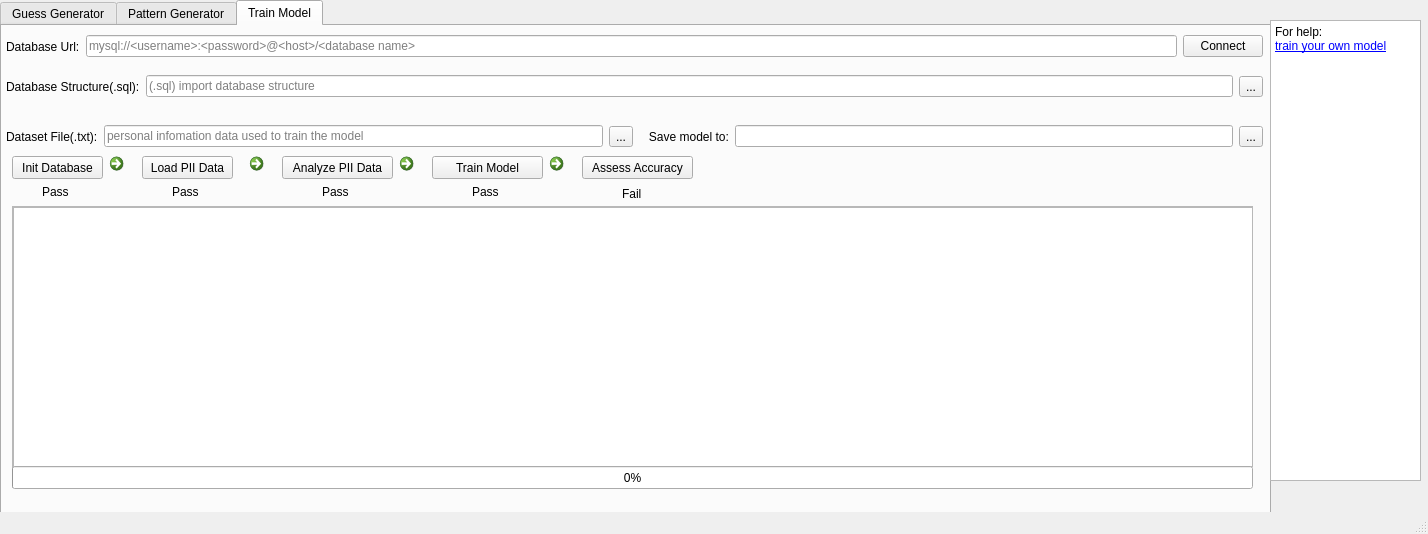
PadishahIII/RFGuess, file ui/test.ui: the form before one commit.
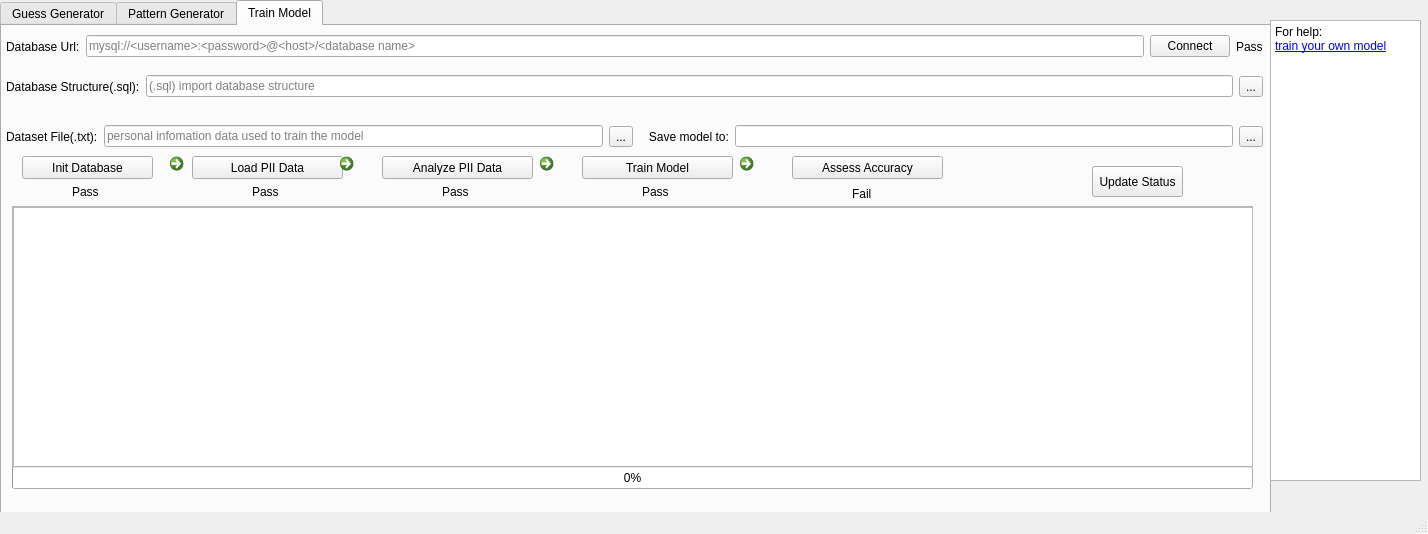
The form after the commit.

The edit to the form file:
```diff
--- a/ui/test.ui
+++ b/ui/test.ui
@@ -550,6 +550,13 @@
          </property>
         </widget>
        </item>
+       <item>
+        <widget class="QLabel" name="connectDatabaseLabel">
+         <property name="text">
+          <string>Pass</string>
+         </property>
+        </widget>
+       </item>
       </layout>
      </widget>
      <widget class="QWidget" name="verticalLayoutWidget_4">
@@ -660,9 +667,9 @@
      <widget class="QPushButton" name="initDatabaseBtn">
       <property name="geometry">
        <rect>
-        <x>10</x>
+        <x>20</x>
         <y>130</y>
-        <width>91</width>
+        <width>131</width>
         <height>23</height>
        </rect>
       </property>
@@ -673,9 +680,9 @@
      <widget class="QPushButton" name="loadPIIDataBtn">
       <property name="geometry">
        <rect>
-        <x>140</x>
+        <x>190</x>
         <y>130</y>
-        <width>91</width>
+        <width>151</width>
         <height>23</height>
        </rect>
       </property>
@@ -686,9 +693,9 @@
      <widget class="QPushButton" name="analyzePIIBtn">
       <property name="geometry">
        <rect>
-        <x>280</x>
+        <x>380</x>
         <y>130</y>
-        <width>111</width>
+        <width>151</width>
         <height>23</height>
        </rect>
       </property>
@@ -735,9 +742,9 @@
      <widget class="QPushButton" name="trainModelBtn">
       <property name="geometry">
        <rect>
-        <x>430</x>
+        <x>580</x>
         <y>130</y>
-        <width>111</width>
+        <width>151</width>
         <height>23</height>
        </rect>
       </property>
@@ -748,9 +755,9 @@
      <widget class="QPushButton" name="assessBtn">
       <property name="geometry">
        <rect>
-        <x>580</x>
+        <x>790</x>
         <y>130</y>
-        <width>111</width>
+        <width>151</width>
         <height>23</height>
        </rect>
       </property>
@@ -761,7 +768,7 @@
      <widget class="QCommandLinkButton" name="commandLinkButton">
       <property name="geometry">
        <rect>
-        <x>100</x>
+        <x>160</x>
         <y>120</y>
         <width>31</width>
         <height>41</height>
@@ -774,7 +781,7 @@
      <widget class="QCommandLinkButton" name="commandLinkButton_2">
       <property name="geometry">
        <rect>
-        <x>240</x>
+        <x>330</x>
         <y>120</y>
         <width>31</width>
         <height>41</height>
@@ -787,7 +794,7 @@
      <widget class="QCommandLinkButton" name="commandLinkButton_3">
       <property name="geometry">
        <rect>
-        <x>390</x>
+        <x>530</x>
         <y>120</y>
         <width>31</width>
         <height>41</height>
@@ -800,7 +807,7 @@
      <widget class="QCommandLinkButton" name="commandLinkButton_4">
       <property name="geometry">
        <rect>
-        <x>540</x>
+        <x>730</x>
         <y>120</y>
         <width>31</width>
         <height>41</height>
@@ -813,7 +820,7 @@
      <widget class="QLabel" name="initDatabaseStatusLabel">
       <property name="geometry">
        <rect>
-        <x>40</x>
+        <x>70</x>
         <y>160</y>
         <width>54</width>
         <height>12</height>
@@ -826,7 +833,7 @@
      <widget class="QLabel" name="loadPIIDataStatusLabel">
       <property name="geometry">
        <rect>
-        <x>170</x>
+        <x>250</x>
         <y>160</y>
         <width>54</width>
         <height>12</height>
@@ -839,7 +846,7 @@
      <widget class="QLabel" name="analyzePIIStatusLabel">
       <property name="geometry">
        <rect>
-        <x>320</x>
+        <x>440</x>
         <y>160</y>
         <width>54</width>
         <height>12</height>
@@ -852,7 +859,7 @@
      <widget class="QLabel" name="trainModelStatusLabel">
       <property name="geometry">
        <rect>
-        <x>470</x>
+        <x>640</x>
         <y>160</y>
         <width>54</width>
         <height>12</height>
@@ -865,7 +872,7 @@
      <widget class="QLabel" name="assessStatusLabel">
       <property name="geometry">
        <rect>
-        <x>620</x>
+        <x>850</x>
         <y>160</y>
         <width>54</width>
         <height>16</height>
@@ -875,6 +882,19 @@
        <string>Fail</string>
       </property>
      </widget>
+     <widget class="QPushButton" name="checkStatusBtn">
+      <property name="geometry">
+       <rect>
+        <x>1090</x>
+        <y>140</y>
+        <width>91</width>
+        <height>31</height>
+       </rect>
+      </property>
+      <property name="text">
+       <string>Update Status</string>
+      </property>
+     </widget>
     </widget>
    </widget>
    <widget class="QTextBrowser" name="textBrowser_2">
```
